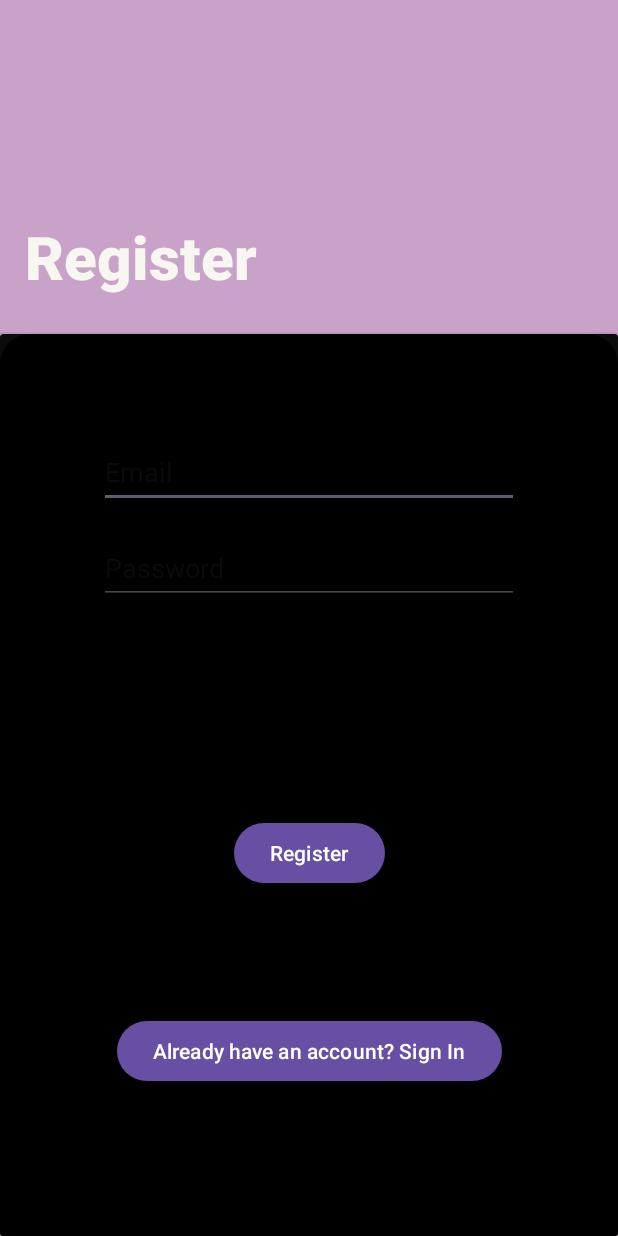
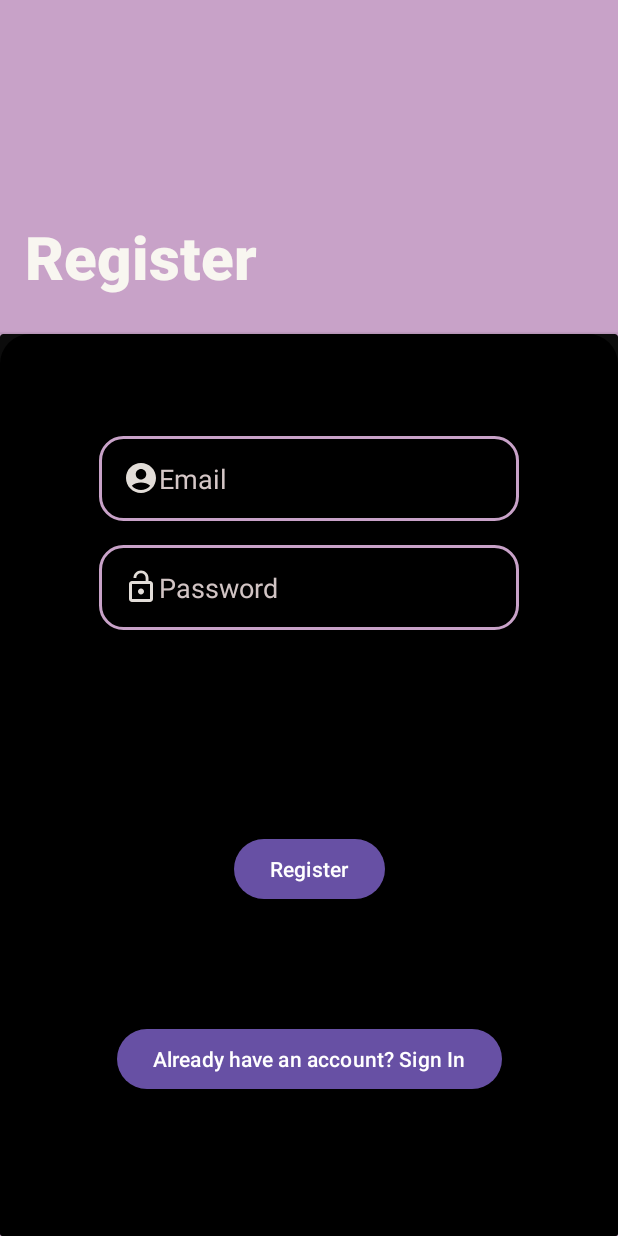
Before and after one commit to I-m-a-Dude/IS_Project, an Android app: the screen it shows after launch (RegisterActivity), after a tap on "Sign Up", on a phone screen of 412 x 824 dp. Run offline under Robolectric (Android 15) with nearby library versions, the phone set to English and light mode, and no system bars; our stand-ins replace Firebase (no records; nobody signed in at launch, a user with empty details on screens opened directly).

Commit message:
8th time

```diff
--- a/app/src/main/AndroidManifest.xml
+++ b/app/src/main/AndroidManifest.xml
@@ -13,7 +13,7 @@
         android:theme="@style/Theme.Proiect_IS"
         tools:targetApi="31">
         <activity
-            android:name=".MainActivity"
+            android:name=".screen.LogInActivity"
             android:exported="true">
             <intent-filter>
                 <action android:name="android.intent.action.MAIN" />
@@ -21,7 +21,8 @@
                 <category android:name="android.intent.category.LAUNCHER" />
             </intent-filter>
         </activity>
-        <activity android:name=".RegisterActivity" />
+        <activity android:name=".screen.RegisterActivity" />
+        <activity android:name=".screen.HomeActivity" />
     </application>
 
 </manifest>
--- a/app/src/main/java/com/toto/proiect_is/MainActivity.java
+++ /dev/null
@@ -1,27 +0,0 @@
-package com.toto.proiect_is;
-
-
-import androidx.appcompat.app.AppCompatActivity;
-import android.content.Intent;
-import android.view.View;
-import android.widget.Button;
-
-import android.os.Bundle;
-
-public class MainActivity extends AppCompatActivity {
-
-    @Override
-    protected void onCreate(Bundle savedInstanceState) {
-        super.onCreate(savedInstanceState);
-        setContentView(R.layout.activity_main);
-        Button registerButton = findViewById(R.id.Register);
-        registerButton.setOnClickListener(new View.OnClickListener() {
-            @Override
-            public void onClick(View view) {
-                // Open the RegisterActivity when the button is clicked
-                Intent intent = new Intent(MainActivity.this, RegisterActivity.class);
-                startActivity(intent);
-            }
-        });
-    }
-}
--- a/app/src/main/java/com/toto/proiect_is/data/MainData.java
+++ b/app/src/main/java/com/toto/proiect_is/data/LogInData.java
@@ -1,4 +1,4 @@
 package com.toto.proiect_is.data;
 
-public class MainData {
+public class LogInData {
 }
--- /dev/null
+++ b/app/src/main/java/com/toto/proiect_is/screen/LogInActivity.java
@@ -0,0 +1,100 @@
+package com.toto.proiect_is.screen;
+
+import android.content.Context;
+import android.content.Intent;
+import android.content.SharedPreferences;
+import android.os.Bundle;
+import android.view.View;
+import android.widget.Button;
+import android.widget.CheckBox;
+import android.widget.EditText;
+
+import androidx.appcompat.app.AppCompatActivity;
+
+import com.toto.proiect_is.R;
+import com.toto.proiect_is.screen.HomeActivity;
+
+public class LogInActivity extends AppCompatActivity {
+
+    private EditText usernameEditText;
+    private EditText passwordEditText;
+    private CheckBox rememberMeCheckBox;
+
+    private SharedPreferences preferences;
+
+    @Override
+    protected void onCreate(Bundle savedInstanceState) {
+        super.onCreate(savedInstanceState);
+        setContentView(R.layout.activity_login);
+
+        usernameEditText = findViewById(R.id.Username);
+        passwordEditText = findViewById(R.id.Password_Repeat);
+        rememberMeCheckBox = findViewById(R.id.RememberMe);
+
+        preferences = getSharedPreferences("MyAppPreferences", Context.MODE_PRIVATE);
+
+        // Populate fields if "Remember Me" is checked
+        if (preferences.getBoolean("rememberMe", false)) {
+            usernameEditText.setText(preferences.getString("username", ""));
+            passwordEditText.setText(preferences.getString("password", ""));
+            rememberMeCheckBox.setChecked(true);
+        }
+
+        Button loginButton = findViewById(R.id.Log_In);
+        loginButton.setOnClickListener(new View.OnClickListener() {
+            @Override
+            public void onClick(View view) {
+                // Check login credentials (implement your login logic here)
+                String enteredUsername = usernameEditText.getText().toString();
+                String enteredPassword = passwordEditText.getText().toString();
+
+                // Assuming successful login (you need to implement your own logic here)
+                if (isLoginSuccessful(enteredUsername, enteredPassword)) {
+                    // Save credentials if "Remember Me" is checked
+                    if (rememberMeCheckBox.isChecked()) {
+                        SharedPreferences.Editor editor = preferences.edit();
+                        editor.putString("username", enteredUsername);
+                        editor.putString("password", enteredPassword);
+                        editor.putBoolean("rememberMe", true);
+                        editor.apply();
+                    } else {
+                        // Clear saved credentials if "Remember Me" is unchecked
+                        SharedPreferences.Editor editor = preferences.edit();
+                        editor.remove("username");
+                        editor.remove("password");
+                        editor.remove("rememberMe");
+                        editor.apply();
+                    }
+
+                    // Redirect to home page
+                    Intent intent = new Intent(LogInActivity.this, HomeActivity.class);
+                    startActivity(intent);
+                    finish(); // Optional: Close the login activity to prevent going back
+                } else {
+                    // Handle unsuccessful login
+                }
+            }
+        });
+
+        // Other code for your LogInActivity...
+
+        Button registerButton = findViewById(R.id.Register);
+        registerButton.setOnClickListener(new View.OnClickListener() {
+            @Override
+            public void onClick(View view) {
+                // Open the RegisterActivity when the button is clicked
+                Intent intent = new Intent(LogInActivity.this, RegisterActivity.class);
+                startActivity(intent);
+            }
+        });
+
+    }
+
+    // Your own logic for checking login credentials
+    private boolean isLoginSuccessful(String username, String password) {
+        // Implement your login logic here
+        // Compare username and password with your authentication mechanism
+        // Return true if login is successful, false otherwise
+        return true; // Replace with your own logic
+    }
+}
--- /dev/null
+++ b/app/src/main/res/drawable/baseline_account_circle_24.xml
@@ -0,0 +1,6 @@
+<vector android:alpha="0.9" android:autoMirrored="true"
+    android:height="24dp" android:tint="#FCF6F0"
+    android:viewportHeight="24" android:viewportWidth="24"
+    android:width="24dp" xmlns:android="http://schemas.android.com/apk/res/android">
+    <path android:fillColor="@android:color/white" android:pathData="M12,2C6.48,2 2,6.48 2,12s4.48,10 10,10s10,-4.48 10,-10S17.52,2 12,2zM12,6c1.93,0 3.5,1.57 3.5,3.5S13.93,13 12,13s-3.5,-1.57 -3.5,-3.5S10.07,6 12,6zM12,20c-2.03,0 -4.43,-0.82 -6.14,-2.88C7.55,15.8 9.68,15 12,15s4.45,0.8 6.14,2.12C16.43,19.18 14.03,20 12,20z"/>
+</vector>
--- /dev/null
+++ b/app/src/main/res/drawable/baseline_arrow_circle_left_24.xml
@@ -0,0 +1,5 @@
+<vector android:alpha="0.9" android:height="24dp" android:tint="#FCF6F0"
+    android:viewportHeight="24" android:viewportWidth="24"
+    android:width="24dp" xmlns:android="http://schemas.android.com/apk/res/android">
+    <path android:fillColor="@android:color/white" android:pathData="M2,12c0,5.52 4.48,10 10,10s10,-4.48 10,-10c0,-5.52 -4.48,-10 -10,-10C6.48,2 2,6.48 2,12zM12,11l4,0v2l-4,0l0,3l-4,-4l4,-4L12,11z"/>
+</vector>
--- /dev/null
+++ b/app/src/main/res/drawable/baseline_lock_open_24.xml
@@ -0,0 +1,6 @@
+<vector android:alpha="0.9" android:autoMirrored="true"
+    android:height="24dp" android:tint="#FCF6F0"
+    android:viewportHeight="24" android:viewportWidth="24"
+    android:width="24dp" xmlns:android="http://schemas.android.com/apk/res/android">
+    <path android:fillColor="@android:color/white" android:pathData="M12,17c1.1,0 2,-0.9 2,-2s-0.9,-2 -2,-2 -2,0.9 -2,2 0.9,2 2,2zM18,8h-1L17,6c0,-2.76 -2.24,-5 -5,-5S7,3.24 7,6h1.9c0,-1.71 1.39,-3.1 3.1,-3.1 1.71,0 3.1,1.39 3.1,3.1v2L6,8c-1.1,0 -2,0.9 -2,2v10c0,1.1 0.9,2 2,2h12c1.1,0 2,-0.9 2,-2L20,10c0,-1.1 -0.9,-2 -2,-2zM18,20L6,20L6,10h12v10z"/>
+</vector>
--- /dev/null
+++ b/app/src/main/res/drawable/chenar.xml
@@ -0,0 +1,10 @@
+<?xml version="1.0" encoding="utf-8"?>
+
+<!-- rounded_edittext_background.xml -->
+<shape xmlns:android="http://schemas.android.com/apk/res/android">
+    <solid android:color="#00FFFFFF" /> <!-- Transparent background -->
+    <corners android:radius="15dp" /> <!-- Radius for rounded corners -->
+    <stroke
+        android:width="2dp"
+    android:color="#C8A2C8" />
+</shape>
--- a/app/src/main/res/layout/activity_register.xml
+++ b/app/src/main/res/layout/activity_register.xml
@@ -5,7 +5,7 @@
     android:layout_width="match_parent"
     android:layout_height="match_parent"
     android:background="#C8A2C8"
-    tools:context=".RegisterActivity" >
+    tools:context=".screen.RegisterActivity" >
 
     <TextView
         android:id="@+id/textView"
@@ -56,10 +56,15 @@
                 android:layout_width="280dp"
                 android:layout_height="wrap_content"
                 android:layout_marginTop="68dp"
+                android:background="@drawable/chenar"
+                android:drawableLeft="@drawable/baseline_account_circle_24"
                 android:ems="10"
                 android:hint="Email"
                 android:inputType="textEmailAddress"
                 android:minHeight="48dp"
+                android:padding="16dp"
+                android:textColor="#ECE7E7"
+                android:textColorHint="#D5C7C7"
                 app:layout_constraintEnd_toEndOf="parent"
                 app:layout_constraintStart_toStartOf="parent"
                 app:layout_constraintTop_toTopOf="parent" />
@@ -69,10 +74,15 @@
                 android:layout_width="280dp"
                 android:layout_height="wrap_content"
                 android:layout_marginTop="16dp"
+                android:background="@drawable/chenar"
+                android:drawableLeft="@drawable/baseline_lock_open_24"
                 android:ems="10"
                 android:hint="Password"
                 android:inputType="textPassword"
                 android:minHeight="48dp"
+                android:padding="16dp"
+                android:textColor="#FBF8F8"
+                android:textColorHint="#D1C4C4"
                 app:layout_constraintEnd_toEndOf="parent"
                 app:layout_constraintStart_toStartOf="parent"
                 app:layout_constraintTop_toBottomOf="@+id/Email" />
```
Also changed, not shown: app/src/main/java/com/toto/proiect_is/func/PreferenceHelper.java (added, +38 -0 lines), app/src/main/java/com/toto/proiect_is/screen/HomeActivity.java (added, +37 -0 lines), app/src/main/java/com/toto/proiect_is/screen/RegisterActivity.java (renamed from app/src/main/java/com/toto/proiect_is/RegisterActivity.java, +5 -9 lines), app/src/main/res/layout/activity_home.xml (added, +36 -0 lines), app/src/main/res/layout/activity_login.xml (renamed from app/src/main/res/layout/activity_main.xml, +23 -2 lines).
